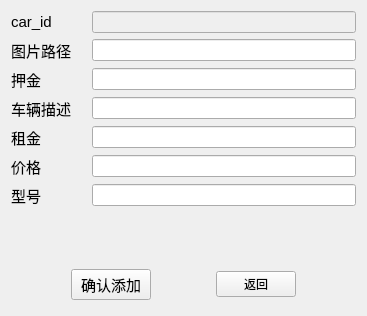
Before: the Qt Designer form qt/ui/add_car.ui in dsh-weedy/SYSU-database-ex, drawn with Qt 5.
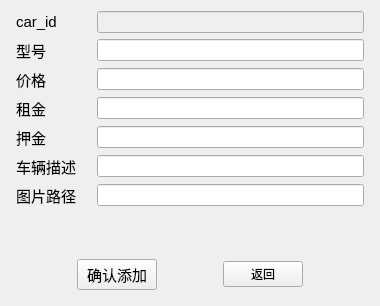
After: the same form once the commit is applied.

What changed in the file:
```diff
--- a/qt/ui/add_car.ui
+++ b/qt/ui/add_car.ui
@@ -6,13 +6,31 @@
    <rect>
     <x>0</x>
     <y>0</y>
-    <width>367</width>
-    <height>316</height>
+    <width>380</width>
+    <height>306</height>
    </rect>
   </property>
   <property name="windowTitle">
    <string>Form</string>
   </property>
+  <layout class="QHBoxLayout" name="horizontalLayout_9">
+   <item>
+    <spacer name="horizontalSpacer_4">
+     <property name="orientation">
+      <enum>Qt::Horizontal</enum>
+     </property>
+     <property name="sizeType">
+      <enum>QSizePolicy::Fixed</enum>
+     </property>
+     <property name="sizeHint" stdset="0">
+      <size>
+       <width>5</width>
+       <height>20</height>
+      </size>
+     </property>
+    </spacer>
+   </item>
+   <item>
   <layout class="QVBoxLayout" name="verticalLayout_2">
    <item>
     <layout class="QVBoxLayout" name="verticalLayout">
@@ -46,9 +64,9 @@
       </layout>
      </item>
      <item>
-      <layout class="QHBoxLayout" name="horizontalLayout_2">
+        <layout class="QHBoxLayout" name="horizontalLayout_7">
        <item>
-        <widget class="QLabel" name="label_img">
+          <widget class="QLabel" name="label_model">
          <property name="minimumSize">
           <size>
            <width>75</width>
@@ -61,12 +79,62 @@
           </font>
          </property>
          <property name="text">
-          <string>图片路径</string>
+            <string>型号</string>
          </property>
         </widget>
        </item>
        <item>
-        <widget class="QLineEdit" name="lineEdit_img"/>
+          <widget class="QLineEdit" name="lineEdit_model"/>
+         </item>
+        </layout>
+       </item>
+       <item>
+        <layout class="QHBoxLayout" name="horizontalLayout_6">
+         <item>
+          <widget class="QLabel" name="label_price">
+           <property name="minimumSize">
+            <size>
+             <width>75</width>
+             <height>0</height>
+            </size>
+           </property>
+           <property name="font">
+            <font>
+             <pointsize>11</pointsize>
+            </font>
+           </property>
+           <property name="text">
+            <string>价格</string>
+           </property>
+          </widget>
+         </item>
+         <item>
+          <widget class="QLineEdit" name="lineEdit_price"/>
+         </item>
+        </layout>
+       </item>
+       <item>
+        <layout class="QHBoxLayout" name="horizontalLayout_5">
+         <item>
+          <widget class="QLabel" name="label_rent">
+           <property name="minimumSize">
+            <size>
+             <width>75</width>
+             <height>0</height>
+            </size>
+           </property>
+           <property name="font">
+            <font>
+             <pointsize>11</pointsize>
+            </font>
+           </property>
+           <property name="text">
+            <string>租金</string>
+           </property>
+          </widget>
+         </item>
+         <item>
+          <widget class="QLineEdit" name="lineEdit_rent"/>
        </item>
       </layout>
      </item>
@@ -121,9 +189,9 @@
       </layout>
      </item>
      <item>
-      <layout class="QHBoxLayout" name="horizontalLayout_5">
+        <layout class="QHBoxLayout" name="horizontalLayout_2">
        <item>
-        <widget class="QLabel" name="label_rent">
+          <widget class="QLabel" name="label_img">
          <property name="minimumSize">
           <size>
            <width>75</width>
@@ -136,62 +204,12 @@
           </font>
          </property>
          <property name="text">
-          <string>租金</string>
+            <string>图片路径</string>
          </property>
         </widget>
        </item>
        <item>
-        <widget class="QLineEdit" name="lineEdit_rent"/>
-       </item>
-      </layout>
-     </item>
-     <item>
-      <layout class="QHBoxLayout" name="horizontalLayout_6">
-       <item>
-        <widget class="QLabel" name="label_price">
-         <property name="minimumSize">
-          <size>
-           <width>75</width>
-           <height>0</height>
-          </size>
-         </property>
-         <property name="font">
-          <font>
-           <pointsize>11</pointsize>
-          </font>
-         </property>
-         <property name="text">
-          <string>价格</string>
-         </property>
-        </widget>
-       </item>
-       <item>
-        <widget class="QLineEdit" name="lineEdit_price"/>
-       </item>
-      </layout>
-     </item>
-     <item>
-      <layout class="QHBoxLayout" name="horizontalLayout_7">
-       <item>
-        <widget class="QLabel" name="label_model">
-         <property name="minimumSize">
-          <size>
-           <width>75</width>
-           <height>0</height>
-          </size>
-         </property>
-         <property name="font">
-          <font>
-           <pointsize>11</pointsize>
-          </font>
-         </property>
-         <property name="text">
-          <string>型号</string>
-         </property>
-        </widget>
-       </item>
-       <item>
-        <widget class="QLineEdit" name="lineEdit_model"/>
+          <widget class="QLineEdit" name="lineEdit_img"/>
        </item>
       </layout>
      </item>
@@ -208,7 +226,7 @@
      <property name="sizeHint" stdset="0">
       <size>
        <width>20</width>
-       <height>6</height>
+         <height>5</height>
       </size>
      </property>
     </spacer>
@@ -287,6 +305,24 @@
       <size>
        <width>20</width>
        <height>5</height>
+        </size>
+       </property>
+      </spacer>
+     </item>
+    </layout>
+   </item>
+   <item>
+    <spacer name="horizontalSpacer_5">
+     <property name="orientation">
+      <enum>Qt::Horizontal</enum>
+     </property>
+     <property name="sizeType">
+      <enum>QSizePolicy::Fixed</enum>
+     </property>
+     <property name="sizeHint" stdset="0">
+      <size>
+       <width>5</width>
+       <height>20</height>
       </size>
      </property>
     </spacer>
```
Lines whose indentation alone changed are shown as unchanged.
